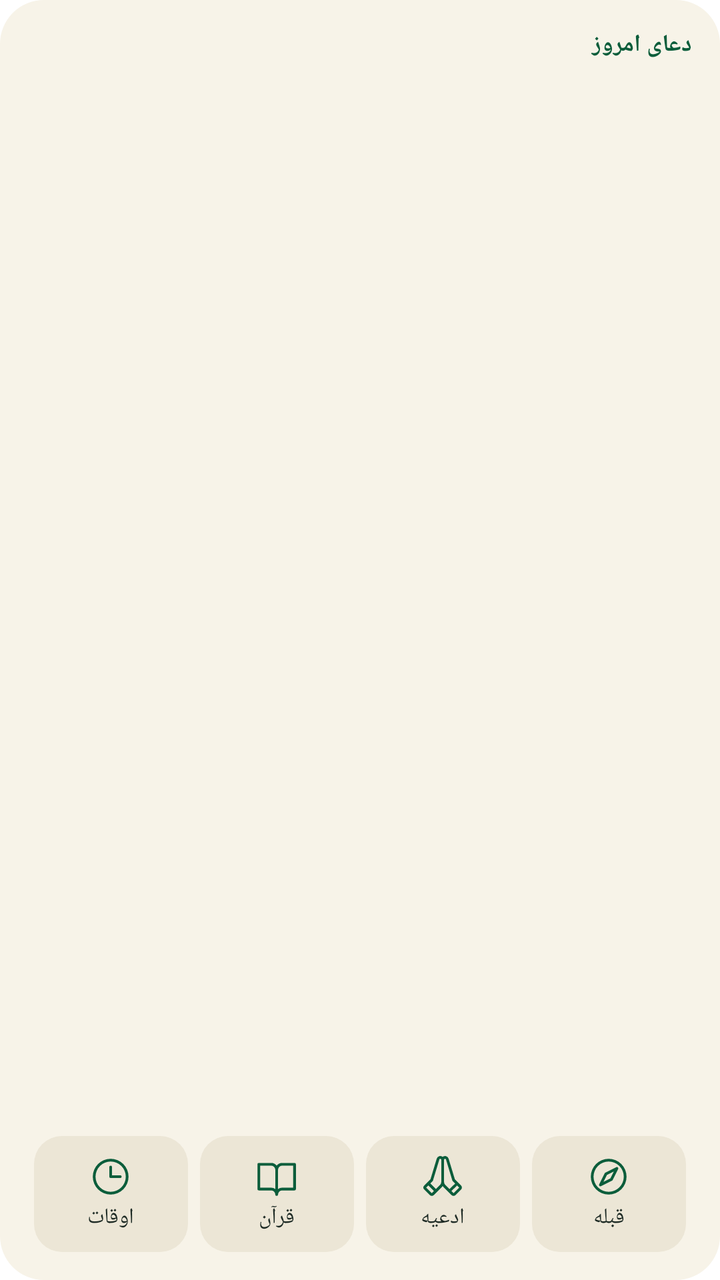
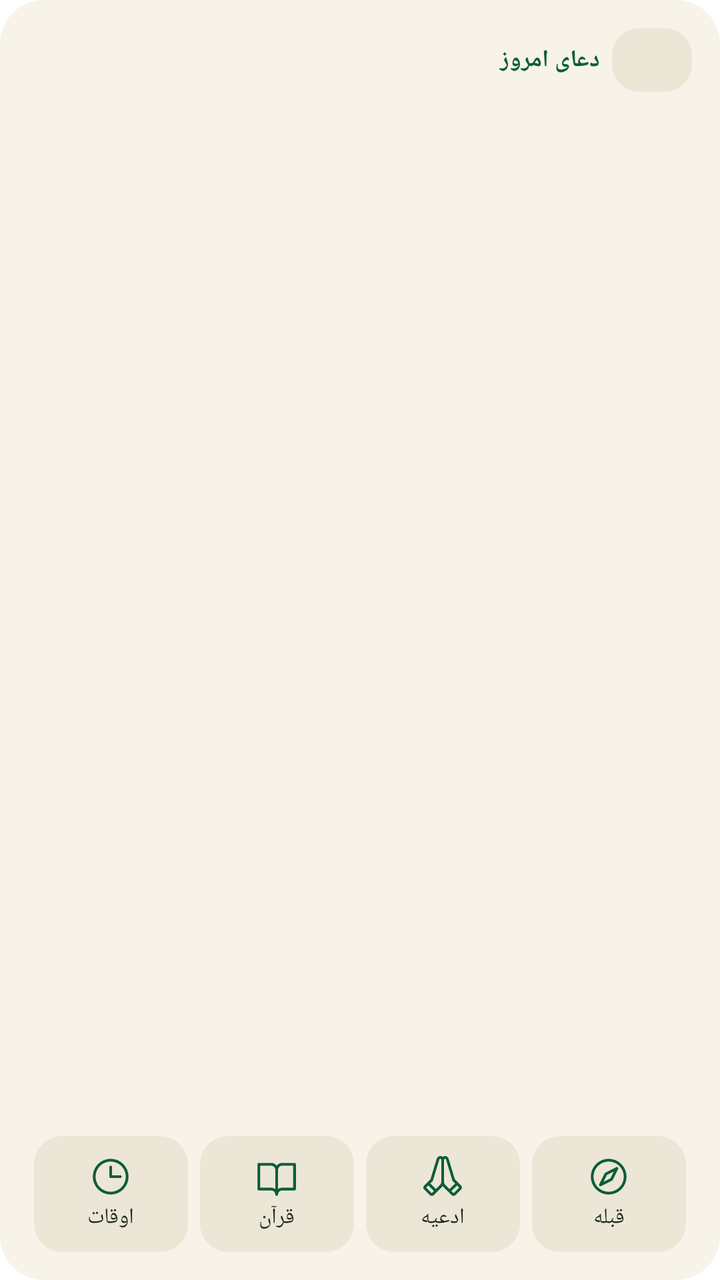

The first picture is an Android layout as it rendered before a commit; the second is the same layout after the commit. The layout source and the unified diff follow.
<!-- AndroidManifest.xml: fallback theme Theme.MaterialComponents.DayNight.NoActionBar -->
<!-- res/layout/widget_dua.xml -->
<?xml version="1.0" encoding="utf-8"?>
<LinearLayout xmlns:android="http://schemas.android.com/apk/res/android"
    android:id="@+id/root"
    android:layout_width="match_parent" android:layout_height="match_parent"
    android:background="@drawable/widget_bg" android:orientation="vertical"
    android:padding="14dp">

    <LinearLayout android:id="@+id/dua_box"
        android:layout_width="match_parent" android:layout_height="0dp" android:layout_weight="1"
        android:orientation="vertical">
        <TextView style="@style/WTitle" android:layout_width="match_parent"
            android:textColor="@color/widget_accent" android:textSize="12sp" android:text="@string/dua_title" />
        <TextView android:id="@+id/dua_name" style="@style/WTitle" android:layout_width="match_parent"
            android:textSize="18sp" android:maxLines="1" android:ellipsize="end" android:text="" />
        <TextView android:id="@+id/dua_arabic" android:layout_width="match_parent" android:layout_height="wrap_content"
            android:textColor="@color/widget_subtle" android:textSize="15sp" android:maxLines="1" android:text="" />
        <TextView android:id="@+id/dua_when" style="@style/WSmall" android:layout_width="match_parent"
            android:maxLines="2" android:ellipsize="end" android:text="" />
    </LinearLayout>

    <LinearLayout android:layout_width="match_parent" android:layout_height="58dp"
        android:layout_marginTop="8dp" android:orientation="horizontal">
        <LinearLayout android:id="@+id/b_prayer"
            android:layout_width="0dp" android:layout_height="match_parent" android:layout_weight="1"
            android:layout_marginHorizontal="3dp" android:background="@drawable/chip_bg"
            android:gravity="center" android:orientation="vertical" android:padding="4dp">
            <ImageView android:layout_width="22dp" android:layout_height="22dp" android:src="@drawable/ic_clock"
                android:importantForAccessibility="no" />
            <TextView style="@style/WSmall" android:layout_marginTop="2dp" android:textColor="@color/widget_ink"
                android:text="@string/btn_prayer" />
        </LinearLayout>
        <LinearLayout android:id="@+id/b_quran"
            android:layout_width="0dp" android:layout_height="match_parent" android:layout_weight="1"
            android:layout_marginHorizontal="3dp" android:background="@drawable/chip_bg"
            android:gravity="center" android:orientation="vertical" android:padding="4dp">
            <ImageView android:layout_width="22dp" android:layout_height="22dp" android:src="@drawable/ic_book"
                android:importantForAccessibility="no" />
            <TextView style="@style/WSmall" android:layout_marginTop="2dp" android:textColor="@color/widget_ink"
                android:text="@string/btn_quran" />
        </LinearLayout>
        <LinearLayout android:id="@+id/b_duas"
            android:layout_width="0dp" android:layout_height="match_parent" android:layout_weight="1"
            android:layout_marginHorizontal="3dp" android:background="@drawable/chip_bg"
            android:gravity="center" android:orientation="vertical" android:padding="4dp">
            <ImageView android:layout_width="22dp" android:layout_height="22dp" android:src="@drawable/ic_hands"
                android:importantForAccessibility="no" />
            <TextView style="@style/WSmall" android:layout_marginTop="2dp" android:textColor="@color/widget_ink"
                android:text="@string/btn_duas" />
        </LinearLayout>
        <LinearLayout android:id="@+id/b_qibla"
            android:layout_width="0dp" android:layout_height="match_parent" android:layout_weight="1"
            android:layout_marginHorizontal="3dp" android:background="@drawable/chip_bg"
            android:gravity="center" android:orientation="vertical" android:padding="4dp">
            <ImageView android:layout_width="22dp" android:layout_height="22dp" android:src="@drawable/ic_compass"
                android:importantForAccessibility="no" />
            <TextView style="@style/WSmall" android:layout_marginTop="2dp" android:textColor="@color/widget_ink"
                android:text="@string/btn_qibla" />
        </LinearLayout>
    </LinearLayout>
</LinearLayout>
<!-- resources referenced by this layout -->
<resources>
  <color name="widget_accent">#0B5D3B</color>
  <color name="widget_ink">#1D2A24</color>
  <color name="widget_subtle">#6B6F6A</color>
  <!-- drawable chip_bg (drawable) -->
  <?xml version="1.0" encoding="utf-8"?>
  <shape xmlns:android="http://schemas.android.com/apk/res/android" android:shape="rectangle">
      <solid android:color="@color/widget_chip" />
      <corners android:radius="14dp" />
  </shape>
  <!-- drawable ic_book (drawable) -->
  <?xml version="1.0" encoding="utf-8"?>
  <vector xmlns:android="http://schemas.android.com/apk/res/android"
      android:width="24dp" android:height="24dp"
      android:viewportWidth="256" android:viewportHeight="256">
      <path android:fillColor="@color/widget_accent" android:pathData="M232,48H160a40,40,0,0,0-32,16A40,40,0,0,0,96,48H24a8,8,0,0,0-8,8V200a8,8,0,0,0,8,8H96a24,24,0,0,1,24,24,8,8,0,0,0,16,0,24,24,0,0,1,24-24h72a8,8,0,0,0,8-8V56A8,8,0,0,0,232,48ZM96,192H32V64H96a24,24,0,0,1,24,24V200A39.81,39.81,0,0,0,96,192Zm128,0H160a39.81,39.81,0,0,0-24,8V88a24,24,0,0,1,24-24h64Z" />
  </vector>
  <!-- drawable ic_clock (drawable) -->
  <?xml version="1.0" encoding="utf-8"?>
  <vector xmlns:android="http://schemas.android.com/apk/res/android"
      android:width="24dp" android:height="24dp"
      android:viewportWidth="256" android:viewportHeight="256">
      <path android:fillColor="@color/widget_accent" android:pathData="M128,24A104,104,0,1,0,232,128,104.11,104.11,0,0,0,128,24Zm0,192a88,88,0,1,1,88-88A88.1,88.1,0,0,1,128,216Zm64-88a8,8,0,0,1-8,8H128a8,8,0,0,1-8-8V72a8,8,0,0,1,16,0v48h48A8,8,0,0,1,192,128Z" />
  </vector>
  <!-- drawable ic_compass (drawable) -->
  <?xml version="1.0" encoding="utf-8"?>
  <vector xmlns:android="http://schemas.android.com/apk/res/android"
      android:width="24dp" android:height="24dp"
      android:viewportWidth="256" android:viewportHeight="256">
      <path android:fillColor="@color/widget_accent" android:pathData="M128,24A104,104,0,1,0,232,128,104.11,104.11,0,0,0,128,24Zm0,192a88,88,0,1,1,88-88A88.1,88.1,0,0,1,128,216ZM172.42,72.84l-64,32a8.05,8.05,0,0,0-3.58,3.58l-32,64A8,8,0,0,0,80,184a8.1,8.1,0,0,0,3.58-.84l64-32a8.05,8.05,0,0,0,3.58-3.58l32-64a8,8,0,0,0-10.74-10.74ZM138,138,97.89,158.11,118,118l40.15-20.07Z" />
  </vector>
  <!-- drawable widget_bg (drawable) -->
  <?xml version="1.0" encoding="utf-8"?>
  <shape xmlns:android="http://schemas.android.com/apk/res/android" android:shape="rectangle">
      <solid android:color="@color/widget_bg" />
      <corners android:radius="22dp" />
  </shape>
  <string name="btn_duas">ادعیه</string>
  <string name="btn_prayer">اوقات</string>
  <string name="btn_qibla">قبله</string>
  <string name="btn_quran">قرآن</string>
  <string name="dua_title">دعای امروز</string>
  <style name="WSmall">
          <item name="android:layout_width">wrap_content</item>
          <item name="android:layout_height">wrap_content</item>
          <item name="android:textColor">@color/widget_subtle</item>
          <item name="android:textSize">11sp</item>
      </style>
  <style name="WTitle">
          <item name="android:layout_width">wrap_content</item>
          <item name="android:layout_height">wrap_content</item>
          <item name="android:textColor">@color/widget_ink</item>
          <item name="android:textSize">14sp</item>
          <item name="android:textStyle">bold</item>
      </style>
  <color name="widget_chip">#ECE6D6</color>
  <color name="widget_bg">#F7F3E8</color>
  <!-- unchanged entries left out for length: 1 -->
</resources>

<!-- the commit's change to res/layout/widget_dua.xml (unified diff, before → after) -->
@@ -8,8 +8,12 @@
     <LinearLayout android:id="@+id/dua_box"
         android:layout_width="match_parent" android:layout_height="0dp" android:layout_weight="1"
         android:orientation="vertical">
-        <TextView style="@style/WTitle" android:layout_width="match_parent"
-            android:textColor="@color/widget_accent" android:textSize="12sp" android:text="@string/dua_title" />
+        <LinearLayout android:layout_width="match_parent" android:layout_height="wrap_content"
+            android:gravity="center_vertical" android:orientation="horizontal">
+            <TextView android:id="@+id/title" style="@style/WTitle" android:layout_width="0dp" android:layout_weight="1"
+                android:textColor="@color/widget_accent" android:textSize="12sp" android:text="@string/dua_title" />
+            <TextView android:id="@+id/lang" style="@style/WLang" />
+        </LinearLayout>
         <TextView android:id="@+id/dua_name" style="@style/WTitle" android:layout_width="match_parent"
             android:textSize="18sp" android:maxLines="1" android:ellipsize="end" android:text="" />
         <TextView android:id="@+id/dua_arabic" android:layout_width="match_parent" android:layout_height="wrap_content"
@@ -26,7 +30,7 @@
             android:gravity="center" android:orientation="vertical" android:padding="4dp">
             <ImageView android:layout_width="22dp" android:layout_height="22dp" android:src="@drawable/ic_clock"
                 android:importantForAccessibility="no" />
-            <TextView style="@style/WSmall" android:layout_marginTop="2dp" android:textColor="@color/widget_ink"
+            <TextView android:id="@+id/l_prayer" style="@style/WSmall" android:layout_marginTop="2dp" android:textColor="@color/widget_ink"
                 android:text="@string/btn_prayer" />
         </LinearLayout>
         <LinearLayout android:id="@+id/b_quran"
@@ -35,7 +39,7 @@
             android:gravity="center" android:orientation="vertical" android:padding="4dp">
             <ImageView android:layout_width="22dp" android:layout_height="22dp" android:src="@drawable/ic_book"
                 android:importantForAccessibility="no" />
-            <TextView style="@style/WSmall" android:layout_marginTop="2dp" android:textColor="@color/widget_ink"
+            <TextView android:id="@+id/l_quran" style="@style/WSmall" android:layout_marginTop="2dp" android:textColor="@color/widget_ink"
                 android:text="@string/btn_quran" />
         </LinearLayout>
         <LinearLayout android:id="@+id/b_duas"
@@ -44,7 +48,7 @@
             android:gravity="center" android:orientation="vertical" android:padding="4dp">
             <ImageView android:layout_width="22dp" android:layout_height="22dp" android:src="@drawable/ic_hands"
                 android:importantForAccessibility="no" />
-            <TextView style="@style/WSmall" android:layout_marginTop="2dp" android:textColor="@color/widget_ink"
+            <TextView android:id="@+id/l_duas" style="@style/WSmall" android:layout_marginTop="2dp" android:textColor="@color/widget_ink"
                 android:text="@string/btn_duas" />
         </LinearLayout>
         <LinearLayout android:id="@+id/b_qibla"
@@ -53,7 +57,7 @@
             android:gravity="center" android:orientation="vertical" android:padding="4dp">
             <ImageView android:layout_width="22dp" android:layout_height="22dp" android:src="@drawable/ic_compass"
                 android:importantForAccessibility="no" />
-            <TextView style="@style/WSmall" android:layout_marginTop="2dp" android:textColor="@color/widget_ink"
+            <TextView android:id="@+id/l_qibla" style="@style/WSmall" android:layout_marginTop="2dp" android:textColor="@color/widget_ink"
                 android:text="@string/btn_qibla" />
         </LinearLayout>
     </LinearLayout>
<!-- resource entries referenced after the edit -->
@@ -41,6 +41,18 @@
   <string name="btn_qibla">قبله</string>
   <string name="btn_quran">قرآن</string>
   <string name="dua_title">دعای امروز</string>
+  <style name="WLang">
+          <item name="android:layout_width">wrap_content</item>
+          <item name="android:layout_height">32dp</item>
+          <item name="android:minWidth">40dp</item>
+          <item name="android:layout_marginStart">6dp</item>
+          <item name="android:gravity">center</item>
+          <item name="android:paddingHorizontal">8dp</item>
+          <item name="android:background">@drawable/chip_bg</item>
+          <item name="android:textColor">@color/widget_accent</item>
+          <item name="android:textSize">12sp</item>
+          <item name="android:textStyle">bold</item>
+      </style>
   <style name="WSmall">
           <item name="android:layout_width">wrap_content</item>
           <item name="android:layout_height">wrap_content</item>
